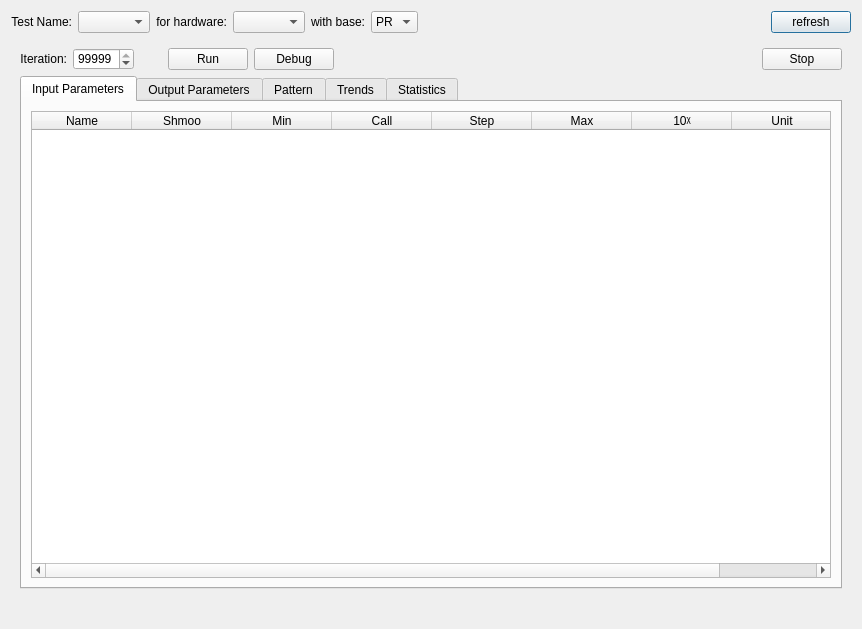
The window that src/ATE_spyder/ate_spyder_test_runner/widgets/main_widget.ui (Semi-ATE/Semi-ATE) describes before a commit, drawn with Qt 5.
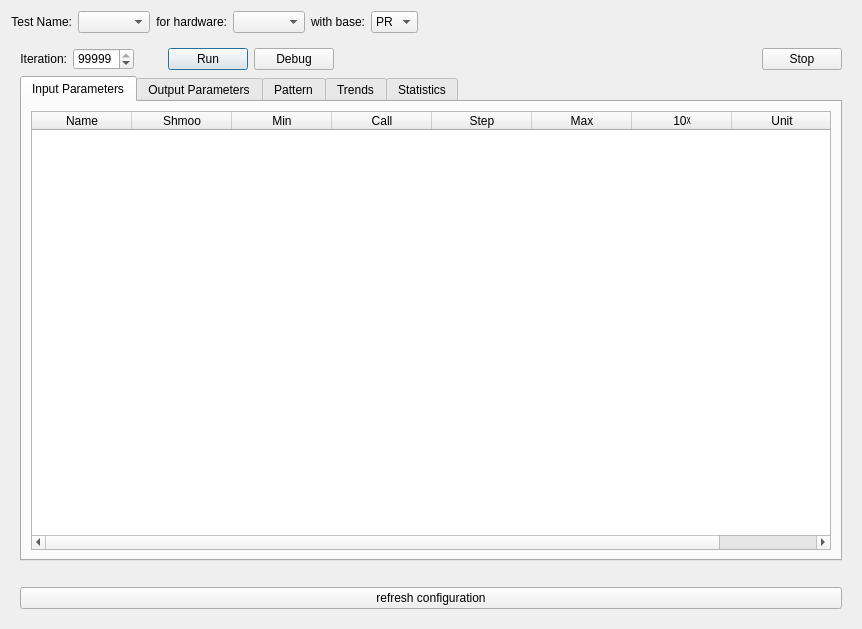
The same window after the commit.

Patch:
```diff
--- a/src/ATE_spyder/ate_spyder_test_runner/widgets/main_widget.ui
+++ b/src/ATE_spyder/ate_spyder_test_runner/widgets/main_widget.ui
@@ -106,13 +106,6 @@
          </property>
         </spacer>
        </item>
-       <item>
-        <widget class="QPushButton" name="refresh_button">
-         <property name="text">
-          <string>refresh</string>
-         </property>
-        </widget>
-       </item>
       </layout>
      </item>
      <item>
@@ -121,7 +114,7 @@
         <bool>true</bool>
        </property>
        <layout class="QGridLayout" name="gridLayout_6">
-        <item row="0" column="0">
+        <item row="1" column="0">
          <layout class="QVBoxLayout" name="verticalLayout_2">
           <item>
            <layout class="QHBoxLayout" name="horizontalLayout_2">
@@ -251,7 +244,19 @@
             </item>
            </layout>
           </item>
-          <item>
+         </layout>
+        </item>
+        <item row="3" column="0">
+         <widget class="QLabel" name="feedback">
+          <property name="text">
+           <string/>
+          </property>
+          <property name="alignment">
+           <set>Qt::AlignCenter</set>
+          </property>
+         </widget>
+        </item>
+        <item row="2" column="0">
            <widget class="QTabWidget" name="tabWidget">
             <property name="currentIndex">
              <number>0</number>
@@ -737,15 +742,25 @@
             </widget>
            </widget>
           </item>
-         </layout>
-        </item>
-        <item row="1" column="0">
-         <widget class="QLabel" name="feedback">
+        <item row="4" column="0">
+         <widget class="QPushButton" name="refresh_button">
+          <property name="sizePolicy">
+           <sizepolicy hsizetype="Preferred" vsizetype="Fixed">
+            <horstretch>0</horstretch>
+            <verstretch>0</verstretch>
+           </sizepolicy>
+          </property>
+          <property name="minimumSize">
+           <size>
+            <width>0</width>
+            <height>0</height>
+           </size>
+          </property>
+          <property name="focusPolicy">
+           <enum>Qt::NoFocus</enum>
+          </property>
           <property name="text">
-           <string/>
-          </property>
-          <property name="alignment">
-           <set>Qt::AlignCenter</set>
+           <string>refresh configuration</string>
           </property>
          </widget>
         </item>
```
Lines whose indentation alone changed are shown as unchanged.
